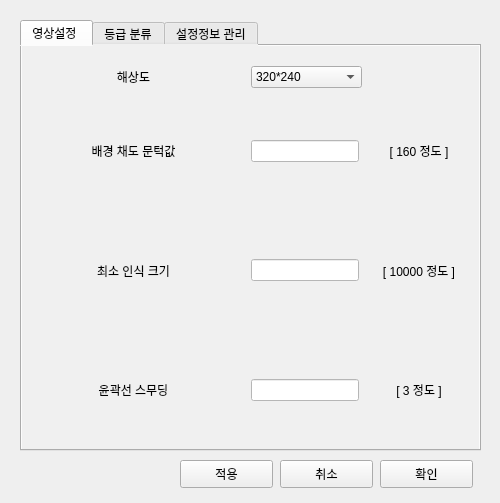
The window that setting_dialog.ui (yi1397/Image-processing-eel-sorter) describes before a commit, drawn with Qt 5.
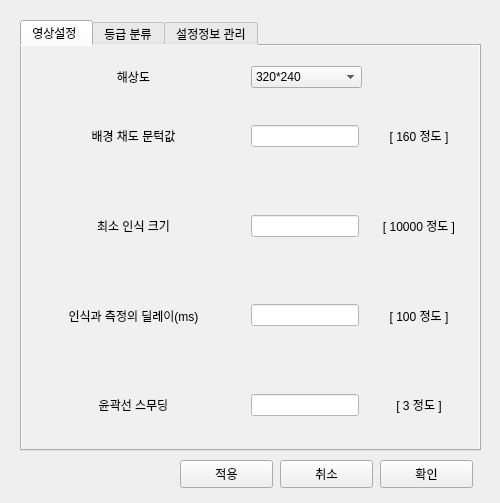
The same window after the commit.

```diff
--- a/setting_dialog.ui
+++ b/setting_dialog.ui
@@ -42,7 +42,7 @@
        <height>381</height>
       </rect>
      </property>
-     <layout class="QVBoxLayout" name="verticalLayout" stretch="1,1,1,1">
+     <layout class="QVBoxLayout" name="verticalLayout" stretch="1,1,1,1,1">
       <item>
        <layout class="QHBoxLayout" name="horizontalLayout_5" stretch="1,1">
         <item>
@@ -161,6 +161,41 @@
         </item>
        </layout>
       </item>
+      <item>
+       <layout class="QHBoxLayout" name="horizontalLayout_11" stretch="1,1">
+        <item>
+         <widget class="QLabel" name="label_8">
+          <property name="text">
+           <string>인식과 측정의 딜레이(ms)</string>
+          </property>
+          <property name="alignment">
+           <set>Qt::AlignCenter</set>
+          </property>
+         </widget>
+        </item>
+        <item>
+         <layout class="QHBoxLayout" name="horizontalLayout_12" stretch="1,1">
+          <item>
+           <widget class="QLineEdit" name="lineEdit_5">
+            <property name="styleSheet">
+             <string notr="true">background-color : white</string>
+            </property>
+           </widget>
+          </item>
+          <item>
+           <widget class="QLabel" name="label_9">
+            <property name="text">
+             <string>[ 100 정도 ]</string>
+            </property>
+            <property name="alignment">
+             <set>Qt::AlignCenter</set>
+            </property>
+           </widget>
+          </item>
+         </layout>
+        </item>
+       </layout>
+      </item>
       <item>
        <layout class="QHBoxLayout" name="horizontalLayout_3" stretch="1,1">
         <item>
```
